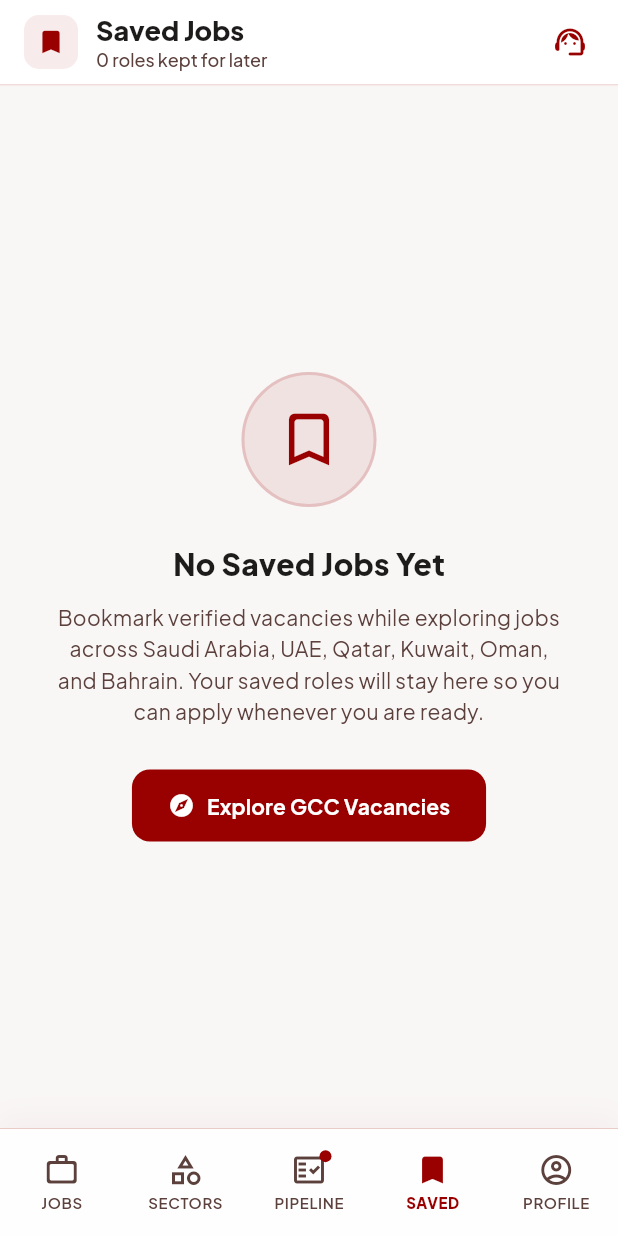
After one commit to koushikrai/mena_mobile_recruitment_platform, a Flutter app: the SavedJobsScreen screen opened by its route, on a phone screen of 412 x 824 dp. The commit adds this screen. Run offline on Flutter 3.47's test engine with Material 3 defaults, Android fonts, the phone set to English and light mode, and no system bars; our stand-ins replace dio, equatable, file_picker, flutter_riverpod, flutter_secure_storage, go_router and 2 more; accounts and stored records are empty; network calls fail.

Commit message:
feat: add SAVED jobs tab to bottom navigation and implement SavedJobsScreen with persistent bookmarks

```diff
--- a/mena_recruitment/lib/core/routing/app_router.dart
+++ b/mena_recruitment/lib/core/routing/app_router.dart
@@ -7,6 +7,7 @@ import 'package:mena_recruitment/features/onboarding/presentation/screens/onboar
 import 'package:mena_recruitment/features/jobs/presentation/screens/home_screen.dart';
 import 'package:mena_recruitment/features/jobs/presentation/screens/job_details_screen.dart';
 import 'package:mena_recruitment/features/jobs/presentation/screens/job_application_screen.dart';
+import 'package:mena_recruitment/features/jobs/presentation/screens/saved_jobs_screen.dart';
 import 'package:mena_recruitment/features/applications/presentation/screens/applications_screen.dart';
 import 'package:mena_recruitment/features/vault/presentation/screens/vault_screen.dart';
 import 'package:mena_recruitment/features/vault/presentation/screens/passport_scan_screen.dart';
@@ -72,8 +73,10 @@ final goRouterProvider = Provider<GoRouter>((ref) {
             currentIndex = 1;
           } else if (location.startsWith(RouteNames.applications)) {
             currentIndex = 2;
+          } else if (location.startsWith(RouteNames.saved)) {
+            currentIndex = 3;
           } else if (location.startsWith(RouteNames.profile)) {
-            currentIndex = 3;
+            currentIndex = 4;
           }
 
           return Scaffold(
@@ -92,6 +95,9 @@ final goRouterProvider = Provider<GoRouter>((ref) {
                     context.go(RouteNames.applications);
                     break;
                   case 3:
+                    context.go(RouteNames.saved);
+                    break;
+                  case 4:
                     context.go(RouteNames.profile);
                     break;
                 }
@@ -115,6 +121,10 @@ final goRouterProvider = Provider<GoRouter>((ref) {
           GoRoute(
             path: RouteNames.applications,
             builder: (context, state) => const ApplicationsScreen(),
+          ),
+          GoRoute(
+            path: RouteNames.saved,
+            builder: (context, state) => const SavedJobsScreen(),
           ),
           GoRoute(
             path: RouteNames.profile,
--- a/mena_recruitment/lib/core/routing/route_names.dart
+++ b/mena_recruitment/lib/core/routing/route_names.dart
@@ -17,6 +17,7 @@ class RouteNames {
   static const String certifications = '/vault/certifications';
   static const String medicalClearance = '/vault/medical-clearance';
   static const String profile = '/profile';
+  static const String saved = '/saved';
   static const String profileEntryOptions = '/build-profile';
   static const String cvUpload = '/cv/upload';
   static const String cvManualDetails = '/cv/manual-details';
--- a/mena_recruitment/lib/core/widgets/bottom_nav_bar.dart
+++ b/mena_recruitment/lib/core/widgets/bottom_nav_bar.dart
@@ -48,7 +48,8 @@ class BottomNavBar extends StatelessWidget {
                   Icons.fact_check_rounded,
                   hasAlertDot: true,
                 ),
-                _buildNavItem(3, 'PROFILE', Icons.account_circle_outlined, Icons.account_circle_rounded),
+                _buildNavItem(3, 'SAVED', Icons.bookmark_outline_rounded, Icons.bookmark_rounded),
+                _buildNavItem(4, 'PROFILE', Icons.account_circle_outlined, Icons.account_circle_rounded),
               ],
             ),
           ),
--- /dev/null
+++ b/mena_recruitment/lib/features/jobs/presentation/screens/saved_jobs_screen.dart
@@ -0,0 +1,473 @@
+import 'package:flutter/material.dart';
+import 'package:flutter_riverpod/flutter_riverpod.dart';
+import 'package:go_router/go_router.dart';
+import 'package:mena_recruitment/core/routing/route_names.dart';
+import 'package:mena_recruitment/core/theme/app_colors.dart';
+import 'package:mena_recruitment/core/utils/whatsapp_service.dart';
+import 'package:mena_recruitment/features/jobs/domain/job_entity.dart';
+import 'package:mena_recruitment/features/jobs/presentation/widgets/quick_apply_modal.dart';
+import 'package:mena_recruitment/features/jobs/presentation/widgets/stitch_job_card.dart';
+import 'package:mena_recruitment/features/jobs/providers/bookmark_provider.dart';
+
+class SavedJobsScreen extends ConsumerStatefulWidget {
+  const SavedJobsScreen({super.key});
+
+  @override
+  ConsumerState<SavedJobsScreen> createState() => _SavedJobsScreenState();
+}
+
+class _SavedJobsScreenState extends ConsumerState<SavedJobsScreen> {
+  final TextEditingController _searchController = TextEditingController();
+  String _searchQuery = '';
+  String _selectedCountryFilter = 'ALL';
+
+  final List<String> _countryFilters = [
+    'ALL',
+    'SAUDI ARABIA',
+    'UAE',
+    'QATAR',
+    'KUWAIT',
+    'OMAN',
+    'BAHRAIN',
+  ];
+
+  @override
+  void initState() {
+    super.initState();
+    _searchController.addListener(() {
+      setState(() {
+        _searchQuery = _searchController.text.trim().toLowerCase();
+      });
+    });
+  }
+
+  @override
+  void dispose() {
+    _searchController.dispose();
+    super.dispose();
+  }
+
+  List<Job> _filterJobs(List<Job> jobs) {
+    return jobs.where((job) {
+      // 1. Country filter
+      if (_selectedCountryFilter != 'ALL') {
+        final code = job.countryCode.toUpperCase();
+        final matchesCountry = (_selectedCountryFilter == 'SAUDI ARABIA' && (code == 'KSA' || code == 'SAU')) ||
+            (_selectedCountryFilter == 'UAE' && (code == 'UAE' || code == 'ARE')) ||
+            (_selectedCountryFilter == 'QATAR' && (code == 'QAT' || code == 'QATAR')) ||
+            (_selectedCountryFilter == 'KUWAIT' && (code == 'KWT' || code == 'KUWAIT')) ||
+            (_selectedCountryFilter == 'OMAN' && (code == 'OMN' || code == 'OMAN')) ||
+            (_selectedCountryFilter == 'BAHRAIN' && (code == 'BHR' || code == 'BAHRAIN'));
+        if (!matchesCountry) return false;
+      }
+
+      // 2. Search query filter
+      if (_searchQuery.isNotEmpty) {
+        final inTitle = job.title.toLowerCase().contains(_searchQuery);
+        final inCompany = job.companyName.toLowerCase().contains(_searchQuery);
+        final inCity = job.city.toLowerCase().contains(_searchQuery);
+        final inSkills = job.requiredSkills.any((s) => s.toLowerCase().contains(_searchQuery));
+        if (!inTitle && !inCompany && !inCity && !inSkills) return false;
+      }
+
+      return true;
+    }).toList();
+  }
+
+  @override
+  Widget build(BuildContext context) {
+    final savedJobsAsync = ref.watch(savedJobsProvider);
+    final bookmarkedCount = ref.watch(bookmarkProvider).length;
+
+    return Scaffold(
+      backgroundColor: const Color(0xFFF9F6F6),
+      appBar: AppBar(
+        backgroundColor: Colors.white,
+        elevation: 0,
+        centerTitle: false,
+        titleSpacing: 16,
+        title: Row(
+          children: [
+            Container(
+              padding: const EdgeInsets.all(8),
+              decoration: BoxDecoration(
+                color: AppColors.primary.withValues(alpha: 0.08),
+                borderRadius: BorderRadius.circular(10),
+              ),
+              child: const Icon(
+                Icons.bookmark_rounded,
+                color: AppColors.primary,
+                size: 20,
+              ),
+            ),
+            const SizedBox(width: 12),
+            Column(
+              crossAxisAlignment: CrossAxisAlignment.start,
+              children: [
+                const Text(
+                  'Saved Jobs',
+                  style: TextStyle(
+                    fontSize: 18,
+                    fontWeight: FontWeight.w800,
+                    color: AppColors.onSurface,
+                  ),
+                ),
+                Text(
+                  '$bookmarkedCount ${bookmarkedCount == 1 ? "role" : "roles"} kept for later',
+                  style: const TextStyle(
+                    fontSize: 12,
+                    fontWeight: FontWeight.w500,
+                    color: AppColors.textSecondary,
+                  ),
+                ),
+              ],
+            ),
+          ],
+        ),
+        actions: [
+          IconButton(
+            tooltip: 'Contact Recruiter',
+            icon: const Icon(Icons.support_agent_rounded, color: AppColors.primary),
+            onPressed: () {
+              WhatsAppService.launchChat(
+                message: 'Hello Suhana Recruitment Team, I have queries regarding the jobs I saved on the app.',
+              );
+            },
+          ),
+          const SizedBox(width: 8),
+        ],
+        bottom: PreferredSize(
+          preferredSize: const Size.fromHeight(1.0),
+          child: Container(
+            color: const Color(0xFFF0DCD9),
+            height: 1.0,
+          ),
+        ),
+      ),
+      body: savedJobsAsync.when(
+        loading: () => const Center(
+          child: CircularProgressIndicator(color: AppColors.primary),
+        ),
+        error: (err, stack) => Center(
+          child: Padding(
+            padding: const EdgeInsets.all(24.0),
+            child: Column(
+              mainAxisAlignment: MainAxisAlignment.center,
+              children: [
+                const Icon(Icons.error_outline_rounded, color: AppColors.primary, size: 48),
+                const SizedBox(height: 12),
+                const Text(
+                  'Unable to load saved jobs',
+                  style: TextStyle(fontSize: 16, fontWeight: FontWeight.bold),
+                ),
+                const SizedBox(height: 6),
+                Text(
+                  err.toString(),
+                  textAlign: TextAlign.center,
+                  style: const TextStyle(fontSize: 12, color: AppColors.textSecondary),
+                ),
+                const SizedBox(height: 16),
+                ElevatedButton(
+                  onPressed: () => ref.refresh(savedJobsProvider),
+                  style: ElevatedButton.styleFrom(backgroundColor: AppColors.primary),
+                  child: const Text('Retry', style: TextStyle(color: Colors.white)),
+                ),
+              ],
+            ),
+          ),
+        ),
+        data: (savedJobs) {
+          if (savedJobs.isEmpty) {
+            return _buildEmptyState(context);
+          }
+
+          final filteredList = _filterJobs(savedJobs);
+
+          return RefreshIndicator(
+            color: AppColors.primary,
+            onRefresh: () async {
+              ref.invalidate(savedJobsProvider);
+            },
+            child: CustomScrollView(
+              slivers: [
+                // Search & Filter header
+                SliverToBoxAdapter(
+                  child: Container(
+                    color: Colors.white,
+                    padding: const EdgeInsets.fromLTRB(16, 12, 16, 14),
+                    child: Column(
+                      crossAxisAlignment: CrossAxisAlignment.start,
+                      children: [
+                        // Search bar
+                        Container(
+                          height: 44,
+                          decoration: BoxDecoration(
+                            color: const Color(0xFFF6F2F2),
+                            borderRadius: BorderRadius.circular(12),
+                            border: Border.all(color: const Color(0xFFE8DDDC)),
+                          ),
+                          padding: const EdgeInsets.symmetric(horizontal: 12),
+                          child: Row(
+                            children: [
+                              const Icon(Icons.search_rounded, color: AppColors.textSecondary, size: 20),
+                              const SizedBox(width: 8),
+                              Expanded(
+                                child: TextField(
+                                  controller: _searchController,
+                                  style: const TextStyle(fontSize: 14),
+                                  decoration: const InputDecoration(
+                                    hintText: 'Search saved titles, skills or companies...',
+                                    hintStyle: TextStyle(fontSize: 13, color: AppColors.textSecondary),
+                                    border: InputBorder.none,
+                                    isDense: true,
+                                  ),
+                                ),
+                              ),
+                              if (_searchQuery.isNotEmpty)
+                                GestureDetector(
+                                  onTap: () => _searchController.clear(),
+                                  child: const Icon(Icons.close_rounded, size: 18, color: AppColors.textSecondary),
+                                ),
+                            ],
+                          ),
+                        ),
+                        const SizedBox(height: 10),
+                        // Country Filter Pills
+                        SingleChildScrollView(
+                          scrollDirection: Axis.horizontal,
+                          physics: const BouncingScrollPhysics(),
+                          child: Row(
+                            children: _countryFilters.map((filter) {
+                              final isSelected = _selectedCountryFilter == filter;
+                              return Padding(
+                                padding: const EdgeInsets.only(right: 8.0),
+                                child: ChoiceChip(
+                                  label: Text(filter),
+                                  selected: isSelected,
+                                  onSelected: (selected) {
+                                    if (selected) {
+                                      setState(() {
+                                        _selectedCountryFilter = filter;
+                                      });
+                                    }
+                                  },
+                                  selectedColor: AppColors.primary,
+                                  backgroundColor: const Color(0xFFF3ECEC),
+                                  labelStyle: TextStyle(
+                                    fontSize: 11,
+                                    fontWeight: isSelected ? FontWeight.w700 : FontWeight.w600,
+                                    color: isSelected ? Colors.white : AppColors.onSurfaceVariant,
+                                  ),
+                                  padding: const EdgeInsets.symmetric(horizontal: 4, vertical: 2),
+                                  visualDensity: VisualDensity.compact,
+                                  shape: RoundedRectangleBorder(
+                                    borderRadius: BorderRadius.circular(8),
+                                    side: BorderSide(
+                                      color: isSelected ? AppColors.primary : const Color(0xFFE5D5D3),
+                                    ),
+                                  ),
+                                ),
+                              );
+                            }).toList(),
+                          ),
+                        ),
+                      ],
+                    ),
+                  ),
+                ),
+
+                // Subtitle summary
+                SliverToBoxAdapter(
+                  child: Padding(
+                    padding: const EdgeInsets.fromLTRB(16, 14, 16, 8),
+                    child: Row(
+                      mainAxisAlignment: MainAxisAlignment.spaceBetween,
+                      children: [
+                        Text(
+                          'SHOWING ${filteredList.length} OF ${savedJobs.length} SAVED',
+                          style: const TextStyle(
+                            fontSize: 11,
+                            fontWeight: FontWeight.w700,
+                            letterSpacing: 0.6,
+                            color: AppColors.textSecondary,
+                          ),
+                        ),
+                        if (_selectedCountryFilter != 'ALL' || _searchQuery.isNotEmpty)
+                          GestureDetector(
+                            onTap: () {
+                              setState(() {
+                                _selectedCountryFilter = 'ALL';
+                                _searchController.clear();
+                              });
+                            },
+                            child: const Text(
+                              'Reset Filter',
+                              style: TextStyle(
+                                fontSize: 11,
+                                fontWeight: FontWeight.w700,
+                                color: AppColors.primary,
+                              ),
+                            ),
+                          ),
+                      ],
+                    ),
+                  ),
+                ),
+
+                // Jobs list or no matches found
+                if (filteredList.isEmpty)
+                  SliverFillRemaining(
+                    hasScrollBody: false,
+                    child: Center(
+                      child: Padding(
+                        padding: const EdgeInsets.all(32.0),
+                        child: Column(
+                          mainAxisAlignment: MainAxisAlignment.center,
+                          children: [
+                            const Icon(Icons.search_off_rounded, size: 48, color: AppColors.textSecondary),
+                            const SizedBox(height: 12),
+                            const Text(
+                              'No matching saved roles',
+                              style: TextStyle(fontSize: 15, fontWeight: FontWeight.w700),
+                            ),
+                            const SizedBox(height: 6),
+                            const Text(
+                              'Try changing your search terms or selecting a different GCC country filter.',
+                              textAlign: TextAlign.center,
+                              style: TextStyle(fontSize: 13, color: AppColors.textSecondary),
+                            ),
+                            const SizedBox(height: 16),
+                            OutlinedButton(
+                              onPressed: () {
+                                setState(() {
+                                  _selectedCountryFilter = 'ALL';
+                                  _searchController.clear();
+                                });
+                              },
+                              style: OutlinedButton.styleFrom(
+                                foregroundColor: AppColors.primary,
+                                side: const BorderSide(color: AppColors.primary),
+                              ),
+                              child: const Text('Clear Search Filter'),
+                            ),
+                          ],
+                        ),
+                      ),
+                    ),
+                  )
+                else
+                  SliverPadding(
+                    padding: const EdgeInsets.fromLTRB(16, 4, 16, 24),
+                    sliver: SliverList(
+                      delegate: SliverChildBuilderDelegate(
+                        (context, index) {
+                          final job = filteredList[index];
+                          return Padding(
+                            padding: const EdgeInsets.only(bottom: 12.0),
+                            child: StitchJobCard(
+                              job: job,
+                              isBookmarked: true,
+                              onTap: () => context.go('${RouteNames.jobs}/${job.id}'),
+                              onApply: () => QuickApplyModal.show(context, job),
+                              onBookmark: () {
+                                final removedJob = job;
+                                ref.read(bookmarkProvider.notifier).removeBookmark(job.id);
+                                ScaffoldMessenger.of(context).clearSnackBars();
+                                ScaffoldMessenger.of(context).showSnackBar(
+                                  SnackBar(
+                                    backgroundColor: const Color(0xFF1B2B48),
+                                    behavior: SnackBarBehavior.floating,
+                                    shape: RoundedRectangleBorder(borderRadius: BorderRadius.circular(10)),
+                                    content: Text('Removed "${removedJob.title}" from saved jobs'),
+                                    action: SnackBarAction(
+                                      label: 'Undo',
+                                      textColor: const Color(0xFFFF9E80),
+                                      onPressed: () {
+                                        ref.read(bookmarkProvider.notifier).addBookmark(removedJob.id);
+                                      },
+                                    ),
+                                  ),
+                                );
+                              },
+                            ),
+                          );
+                        },
+                        childCount: filteredList.length,
+                      ),
+                    ),
+                  ),
+              ],
+            ),
+          );
+        },
+      ),
+    );
+  }
+
+  Widget _buildEmptyState(BuildContext context) {
+    return Center(
+      child: SingleChildScrollView(
+        padding: const EdgeInsets.symmetric(horizontal: 32, vertical: 48),
+        child: Column(
+          mainAxisAlignment: MainAxisAlignment.center,
+          children: [
+            Container(
+              width: 90,
+              height: 90,
+              decoration: BoxDecoration(
+                color: AppColors.primary.withValues(alpha: 0.08),
+                shape: BoxShape.circle,
+                border: Border.all(color: AppColors.primary.withValues(alpha: 0.15), width: 2),
+              ),
+              child: const Icon(
+                Icons.bookmark_border_rounded,
+                size: 46,
+                color: AppColors.primary,
+              ),
+            ),
+            const SizedBox(height: 24),
+            const Text(
+              'No Saved Jobs Yet',
+              style: TextStyle(
+                fontSize: 20,
+                fontWeight: FontWeight.w800,
+                color: AppColors.onSurface,
+              ),
+            ),
+            const SizedBox(height: 10),
+            const Text(
+              'Bookmark verified vacancies while exploring jobs across Saudi Arabia, UAE, Qatar, Kuwait, Oman, and Bahrain. Your saved roles will stay here so you can apply whenever you are ready.',
+              textAlign: TextAlign.center,
+              style: TextStyle(
+                fontSize: 14,
+                color: AppColors.textSecondary,
+                height: 1.5,
+              ),
+            ),
+            const SizedBox(height: 28),
+            ElevatedButton.icon(
+              onPressed: () => context.go(RouteNames.jobs),
+              style: ElevatedButton.styleFrom(
+                backgroundColor: AppColors.primary,
+                foregroundColor: Colors.white,
+                elevation: 0,
+                padding: const EdgeInsets.symmetric(horizontal: 24, vertical: 14),
+                shape: RoundedRectangleBorder(
+                  borderRadius: BorderRadius.circular(12),
+                ),
+              ),
+              icon: const Icon(Icons.explore_rounded, size: 18),
+              label: const Text(
+                'Explore GCC Vacancies',
+                style: TextStyle(
+                  fontSize: 14,
+                  fontWeight: FontWeight.w700,
+                ),
+              ),
+            ),
+          ],
+        ),
+      ),
+    );
+  }
+}
```
Also changed, not shown: mena_recruitment/lib/features/jobs/providers/bookmark_provider.dart (+44 -1 lines).
